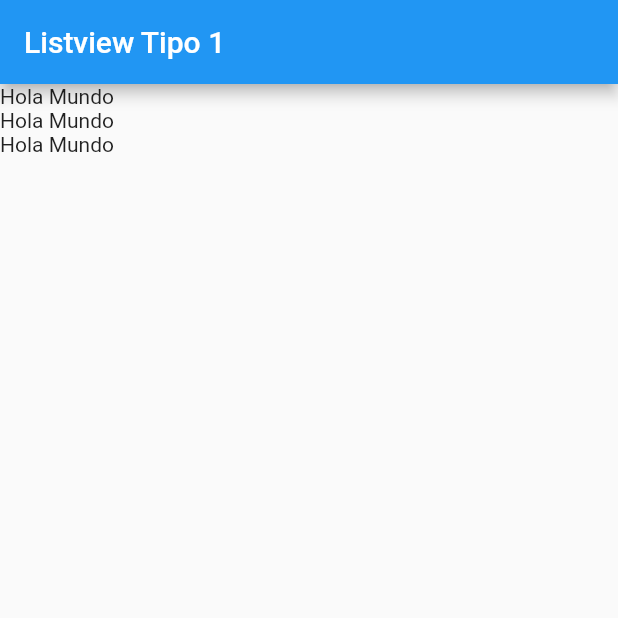
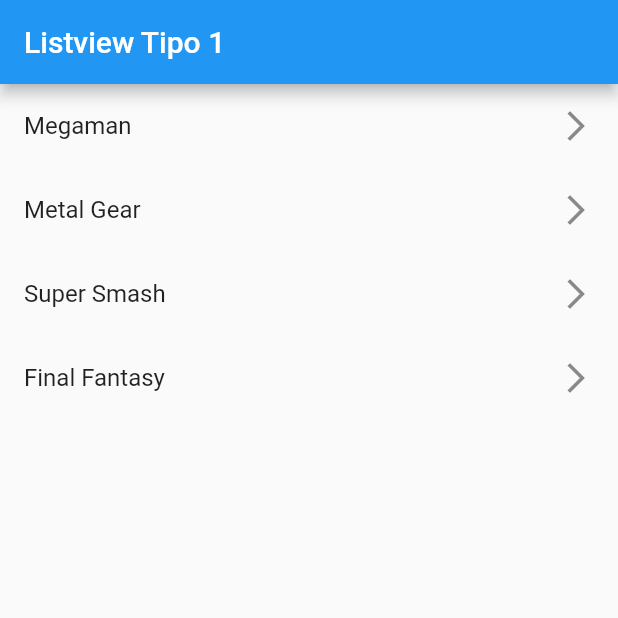
Before and after one commit to WalterNickSuelArroyo/Flutter, a Flutter app: the screen it shows after launch, on a phone screen of 412 x 824 dp, the top half of it. Run offline on Flutter 3.47's test engine with Material 2 defaults, Android fonts, the phone set to English and light mode, and no system bars.

Commit message:
65. Crear ListTiles a partir de una lista estatica

```diff
--- a/CodigoFlutter/fl_components/lib/screens/listview1_screen.dart
+++ b/CodigoFlutter/fl_components/lib/screens/listview1_screen.dart
@@ -1,6 +1,12 @@
 import 'package:flutter/material.dart';
 
 class Listview1Screen extends StatelessWidget {
+  final options = const [
+    'Megaman',
+    'Metal Gear',
+    'Super Smash',
+    'Final Fantasy'
+  ];
   const Listview1Screen({Key? key}) : super(key: key);
 
   @override
@@ -10,10 +16,13 @@ class Listview1Screen extends StatelessWidget {
           title: const Text('Listview Tipo 1'),
         ),
         body: ListView(
-          children: const [
-            Text('Hola Mundo'),
-            Text('Hola Mundo'),
-            Text('Hola Mundo'),
+          children: [
+            ...options
+                .map((e) => ListTile(
+                      title: Text(e),
+                      trailing: const Icon(Icons.arrow_forward_ios_outlined),
+                    ))
+                .toList()
           ],
         ));
   }
```
Also changed, not shown: 1 other file.
